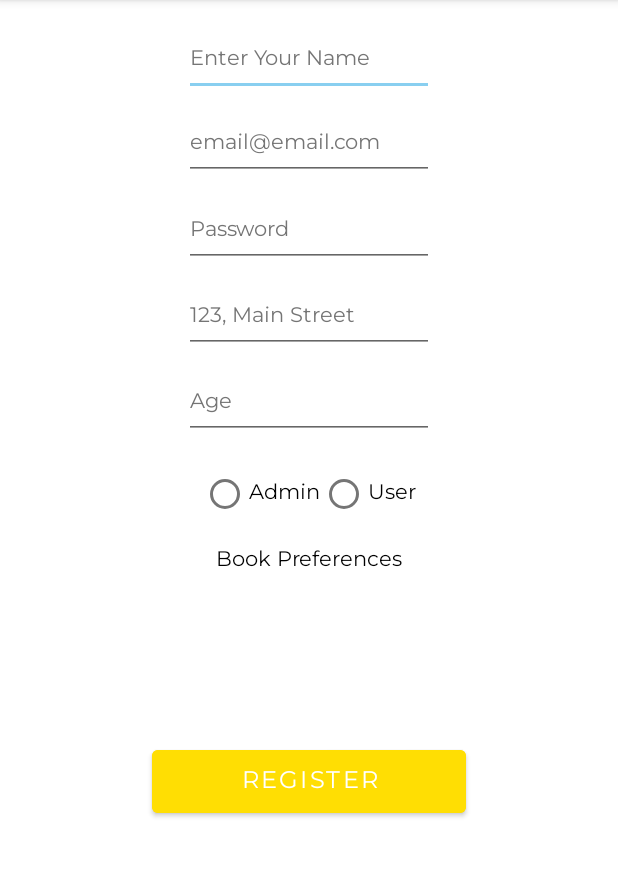
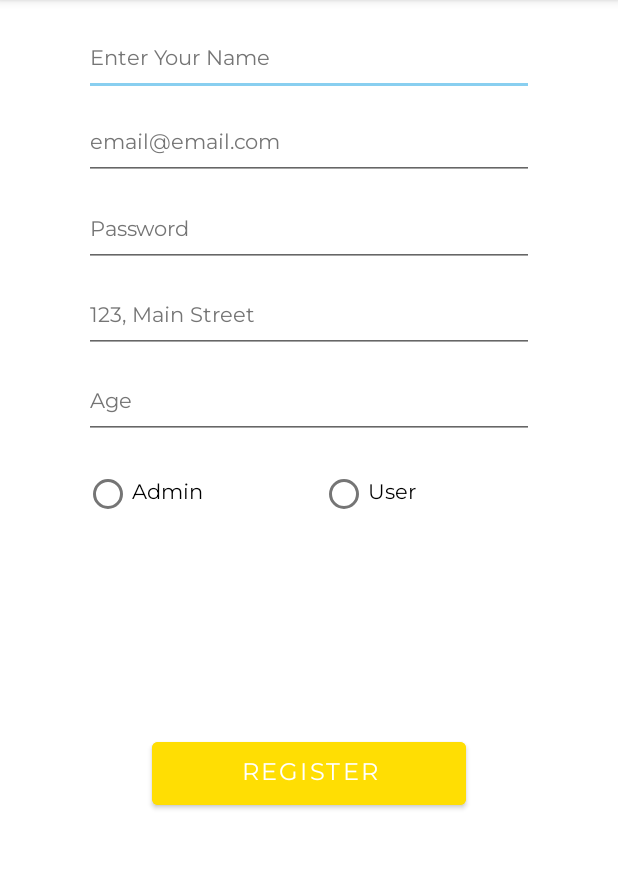
Before and after one commit to itsmeleeeo/ReadMyBook, an Android app: the SignUp screen opened directly, with no data from a screen before it, on a phone screen of 412 x 824 dp, the part 84-961 px from its top. Run offline under Robolectric (Android 15) with nearby library versions, the phone set to English and light mode, and no system bars.

Commit message:
fixing some stuff

```diff
--- a/app/src/main/java/com/example/readmybook/MainActivity.java
+++ b/app/src/main/java/com/example/readmybook/MainActivity.java
@@ -37,7 +37,7 @@ public class MainActivity extends AppCompatActivity {
         btnLogin.setOnClickListener(new View.OnClickListener() {
             @Override
             public void onClick(View view) {
-                startActivity(new Intent(MainActivity.this, UserHomePage.class));
+
             }
         });
     }
--- a/app/src/main/java/com/example/readmybook/SignUp.java
+++ b/app/src/main/java/com/example/readmybook/SignUp.java
@@ -2,6 +2,7 @@ package com.example.readmybook;
 
 import androidx.appcompat.app.AppCompatActivity;
 
+import android.content.Intent;
 import android.os.Bundle;
 import android.text.Html;
 import android.view.View;
@@ -47,6 +48,7 @@ public class SignUp extends AppCompatActivity {
                     Toast.makeText(SignUp.this,
                             Html.fromHtml("<big>data is inserted successfully</big>"),
                             Toast.LENGTH_SHORT).show();
+                    startActivity(new Intent(SignUp.this, MainActivity.class));
                 } else {
                     Toast.makeText(SignUp.this,
                             Html.fromHtml("<big>data is not inserted</big>"),
--- a/app/src/main/res/layout/activity_forgot_password.xml
+++ b/app/src/main/res/layout/activity_forgot_password.xml
@@ -9,7 +9,7 @@
     <EditText
         android:id="@+id/txtemailForgot"
         style="@style/Widget.MaterialComponents.TextInputLayout.OutlinedBox.Dense"
-        android:layout_width="217dp"
+        android:layout_width="300dp"
         android:layout_height="48dp"
         android:layout_marginStart="97dp"
         android:layout_marginTop="140dp"
@@ -29,7 +29,7 @@
     <EditText
         android:id="@+id/txtEnterNewPass"
         style="@style/Widget.MaterialComponents.TextInputLayout.OutlinedBox.Dense"
-        android:layout_width="217dp"
+        android:layout_width="300dp"
         android:layout_height="48dp"
         android:layout_marginStart="97dp"
         android:layout_marginTop="9dp"
@@ -48,7 +48,7 @@
     <EditText
         android:id="@+id/txtReenterNewPass"
         style="@style/Widget.MaterialComponents.TextInputLayout.OutlinedBox.Dense"
-        android:layout_width="217dp"
+        android:layout_width="300dp"
         android:layout_height="48dp"
         android:layout_marginStart="97dp"
         android:layout_marginTop="9dp"
--- a/app/src/main/res/layout/activity_main.xml
+++ b/app/src/main/res/layout/activity_main.xml
@@ -10,7 +10,7 @@
     <EditText
         android:id="@+id/txtInputEmail"
         style="@style/Widget.MaterialComponents.TextInputLayout.OutlinedBox.Dense"
-        android:layout_width="217dp"
+        android:layout_width="300dp"
         android:layout_height="48dp"
         android:layout_marginStart="97dp"
         android:layout_marginTop="140dp"
@@ -28,7 +28,7 @@
 
     <EditText
         android:id="@+id/txtInputPassword"
-        android:layout_width="wrap_content"
+        android:layout_width="300dp"
         android:layout_height="wrap_content"
         android:layout_marginStart="100dp"
         android:layout_marginTop="12dp"
--- a/app/src/main/res/layout/activity_sign_up.xml
+++ b/app/src/main/res/layout/activity_sign_up.xml
@@ -8,7 +8,7 @@
 
     <EditText
         android:id="@+id/txtEnterName"
-        android:layout_width="wrap_content"
+        android:layout_width="300dp"
         android:layout_height="wrap_content"
         android:layout_marginStart="120dp"
         android:layout_marginTop="16dp"
@@ -28,7 +28,7 @@
 
     <EditText
         android:id="@+id/txtEmail"
-        android:layout_width="wrap_content"
+        android:layout_width="300dp"
         android:layout_height="wrap_content"
         android:layout_marginStart="120dp"
         android:layout_marginTop="8dp"
@@ -48,7 +48,7 @@
 
     <EditText
         android:id="@+id/txtPassSign"
-        android:layout_width="wrap_content"
+        android:layout_width="300dp"
         android:layout_height="wrap_content"
         android:layout_marginStart="120dp"
         android:layout_marginTop="10dp"
@@ -68,7 +68,7 @@
 
     <EditText
         android:id="@+id/txtAddress"
-        android:layout_width="wrap_content"
+        android:layout_width="300dp"
         android:layout_height="wrap_content"
         android:layout_marginStart="120dp"
         android:layout_marginTop="9dp"
@@ -88,7 +88,7 @@
 
     <EditText
         android:id="@+id/txtAge"
-        android:layout_width="wrap_content"
+        android:layout_width="300dp"
         android:layout_height="wrap_content"
         android:layout_marginStart="120dp"
         android:layout_marginTop="9dp"
@@ -108,7 +108,7 @@
 
     <RadioGroup
         android:id="@+id/radioGroup"
-        android:layout_width="wrap_content"
+        android:layout_width="300dp"
         android:layout_height="wrap_content"
         android:layout_marginStart="205dp"
         android:layout_marginTop="305dp"
@@ -137,26 +137,12 @@
             android:textColor="@color/black" />
     </RadioGroup>
 
-    <TextView
-        android:id="@+id/txtBooksPreferences"
-        android:layout_width="wrap_content"
-        android:layout_height="wrap_content"
-        android:layout_marginStart="145dp"
-        android:layout_marginTop="10dp"
-        android:layout_marginEnd="145dp"
-        android:fontFamily="@font/montserrat"
-        android:text="@string/txtBooksPreferences"
-        android:textColor="@color/black"
-        app:layout_constraintEnd_toEndOf="parent"
-        app:layout_constraintStart_toStartOf="parent"
-        app:layout_constraintTop_toBottomOf="@+id/radioGroup" />
-
     <Button
         android:id="@+id/btnRegister"
         android:layout_width="209dp"
         android:layout_height="54dp"
         android:layout_marginStart="101dp"
-        android:layout_marginTop="110dp"
+        android:layout_marginTop="135dp"
         android:layout_marginEnd="101dp"
         android:backgroundTint="@color/teal_700"
         android:fontFamily="@font/montserrat"
@@ -165,6 +151,6 @@
         android:textSize="16sp"
         app:layout_constraintEnd_toEndOf="parent"
         app:layout_constraintStart_toStartOf="parent"
-        app:layout_constraintTop_toBottomOf="@+id/txtBooksPreferences" />
+        app:layout_constraintTop_toBottomOf="@+id/radioGroup" />
 
 </androidx.constraintlayout.widget.ConstraintLayout>
```
Also changed, not shown: app/src/main/java/com/example/readmybook/DatabaseHelper.java (+11 -1 lines), app/src/main/java/com/example/readmybook/ForgotPassword.java (+32 -0 lines).
